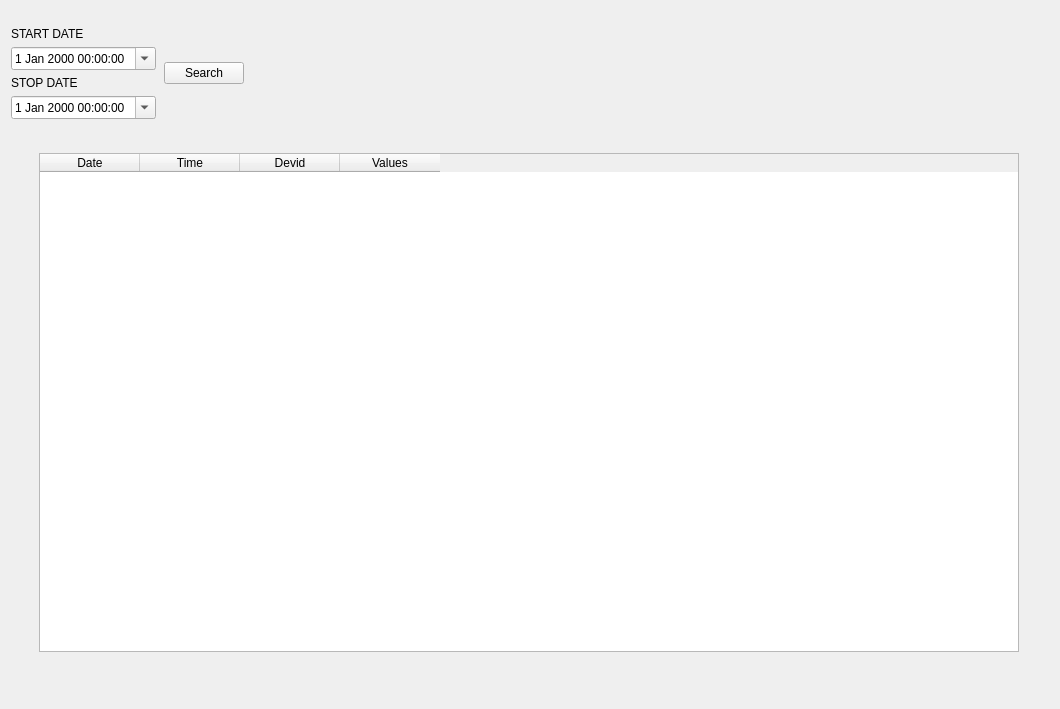
Before: the Qt Designer form dataview.ui in jibonaronno/Flowmeter, drawn with Qt 5.
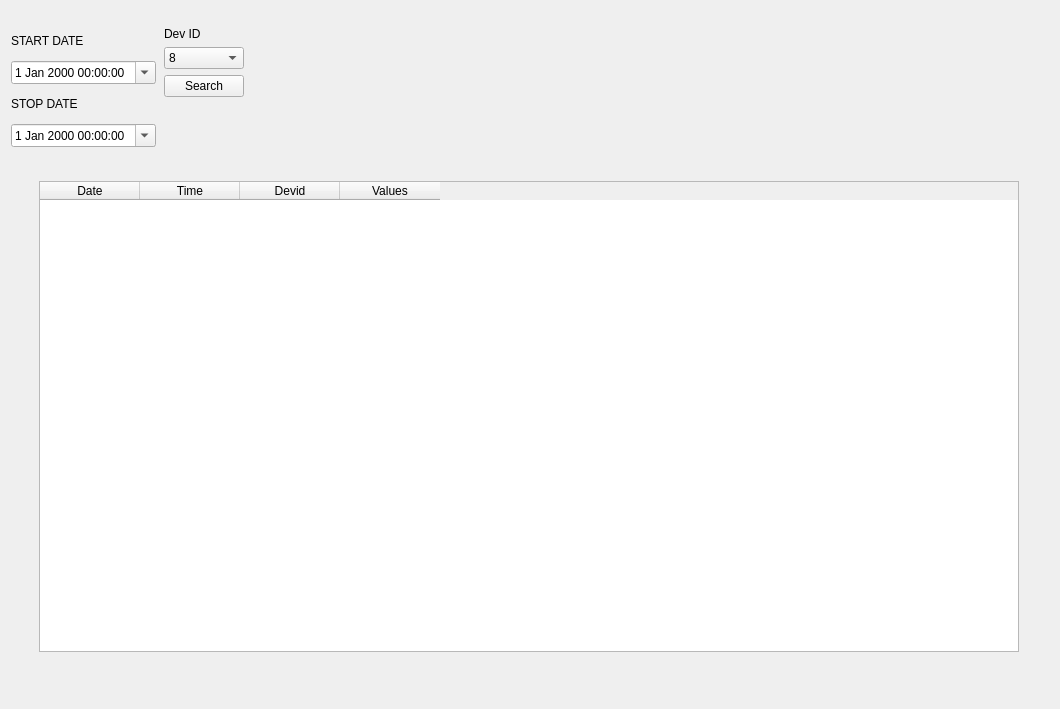
After: the same form once the commit is applied.

Diff of the .ui file:
```diff
--- a/dataview.ui
+++ b/dataview.ui
@@ -82,13 +82,55 @@
          <property name="rightMargin">
           <number>2</number>
          </property>
+         <item>
+          <widget class="QLabel" name="label3">
+           <property name="text">
+            <string>Dev ID</string>
+           </property>
+          </widget>
+         </item>
+         <item>
+          <widget class="QComboBox" name="cmbDevid">
+           <item>
+            <property name="text">
+             <string>8</string>
+            </property>
+           </item>
+           <item>
+            <property name="text">
+             <string>9</string>
+            </property>
+           </item>
+           <item>
+            <property name="text">
+             <string>10</string>
+            </property>
+           </item>
+          </widget>
+         </item>
          <item>
           <widget class="QPushButton" name="btnQuery">
+           <property name="layoutDirection">
+            <enum>Qt::LeftToRight</enum>
+           </property>
            <property name="text">
             <string>Search</string>
            </property>
           </widget>
          </item>
+         <item>
+          <spacer name="verticalSpacer">
+           <property name="orientation">
+            <enum>Qt::Vertical</enum>
+           </property>
+           <property name="sizeHint" stdset="0">
+            <size>
+             <width>20</width>
+             <height>40</height>
+            </size>
+           </property>
+          </spacer>
+         </item>
         </layout>
        </item>
        <item>
@@ -136,6 +178,12 @@
          </property>
          <item>
           <widget class="QTableWidget" name="tableWidget">
+           <property name="minimumSize">
+            <size>
+             <width>0</width>
+             <height>471</height>
+            </size>
+           </property>
            <column>
             <property name="text">
              <string>Date</string>
```
